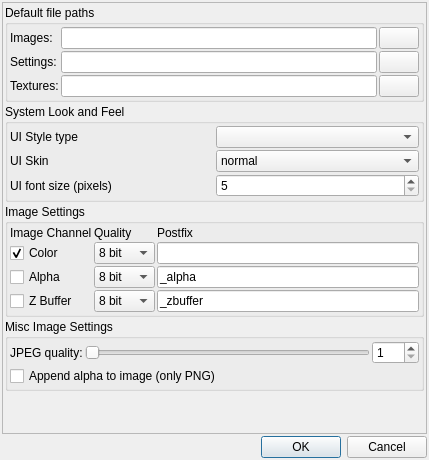
Old version of the form mandelbulber2/qt/preferencesdialog.ui in the repository buddhi1980/mandelbulber2.
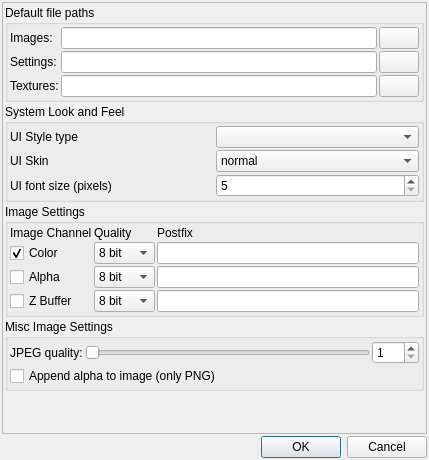
New version of the form. Icons and pictures are not drawn. Custom widgets are drawn as their Qt base class.

Commit message: Changed numbers for image quality enum - it didn't worked with ComboBox (8, 16, 32 were not valit values) Corrected lineEdit edit field names. Should start from text_ to be sychronized with parameters as a text

The edit to the form file:
```diff
--- a/mandelbulber2/qt/preferencesdialog.ui
+++ b/mandelbulber2/qt/preferencesdialog.ui
@@ -38,9 +38,9 @@
       <property name="geometry">
        <rect>
         <x>0</x>
-        <y>-9</y>
-        <width>407</width>
-        <height>435</height>
+        <y>0</y>
+        <width>423</width>
+        <height>431</height>
        </rect>
       </property>
       <layout class="QVBoxLayout" name="verticalLayout_2">
@@ -359,9 +359,9 @@
              </widget>
             </item>
             <item row="2" column="2">
-             <widget class="QLineEdit" name="lineEdit_alpha_postfix">
+             <widget class="MyLineEdit" name="text_alpha_postfix">
               <property name="text">
-               <string>_alpha</string>
+               <string/>
               </property>
              </widget>
             </item>
@@ -383,9 +383,9 @@
              </widget>
             </item>
             <item row="3" column="2">
-             <widget class="QLineEdit" name="lineEdit_zbuffer_postfix">
+             <widget class="MyLineEdit" name="text_zbuffer_postfix">
               <property name="text">
-               <string>_zbuffer</string>
+               <string/>
               </property>
              </widget>
             </item>
```
Left out of the diff: 2 changed lines with no effect on the pictures. The commit also changes 1 other file.
